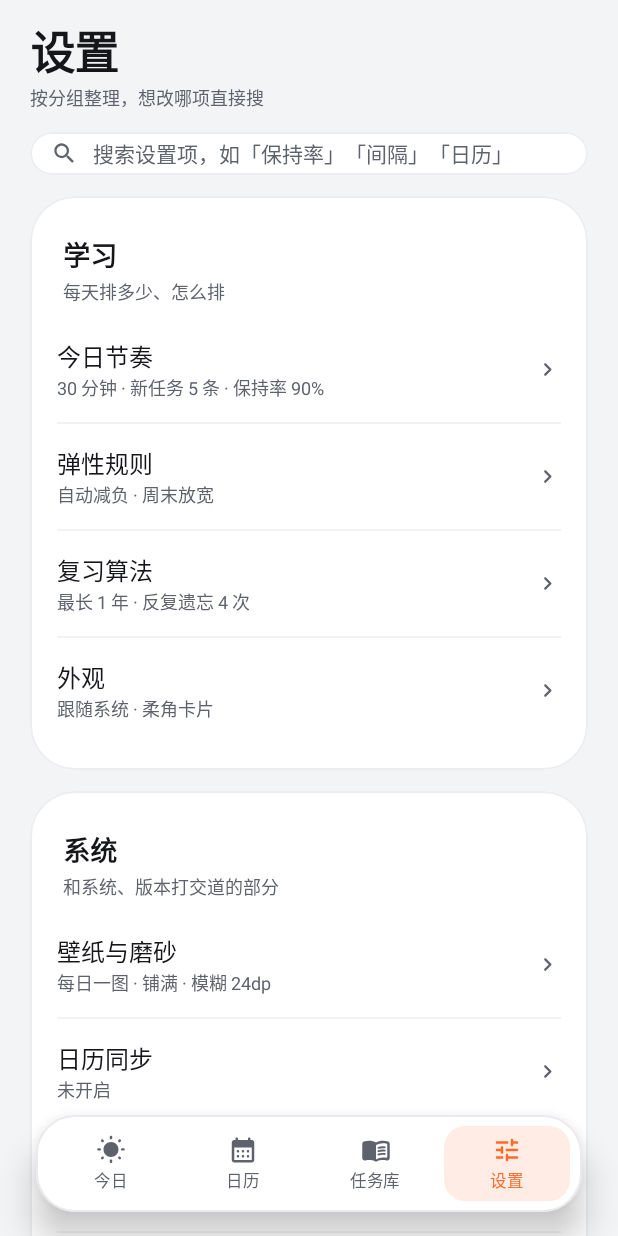
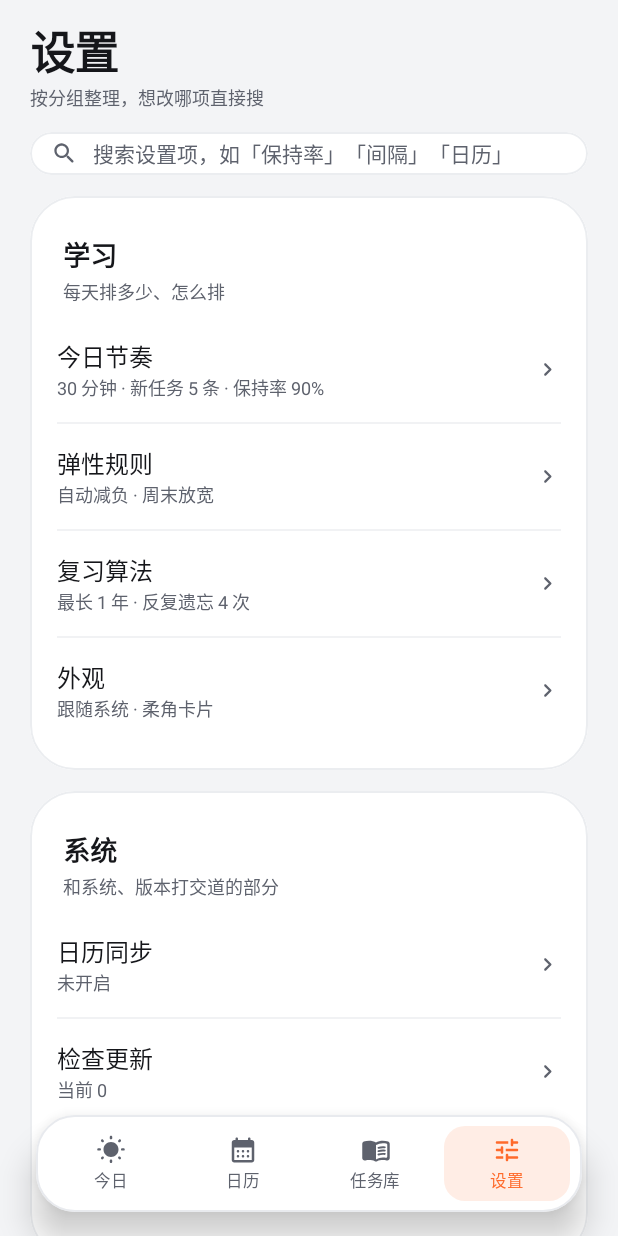
Before and after one commit to feitianwuhu/Meowmorize, an Android app built with Jetpack Compose: the screen it shows after launch (MainActivity), after a tap on "设置", on a phone screen of 412 x 824 dp. Run offline under Robolectric (Android 15) with nearby library versions, the phone set to English and light mode, and no system bars; our stand-ins replace Dagger/Hilt's generated code, Room's generated code; libraries missing offline, so code that uses them is left out: androidx.hilt.lifecycle; 10 statements that could not run were skipped; 3 other taps on this screen came first.

Commit message:
feat(settings): 壁纸设置并入「外观」，选中磨砂时才展开
- 删掉独立的「壁纸与磨砂」分组，主页少一级入口
- 外观页：界面风格 → 选中磨砂玻璃时，下方展开 壁纸 / 显示方式 / 可读性 / 磨砂色调
  （AnimatedVisibility 展开，换回其它风格自动收起）
- 「主题模式」只在柔角卡片下出现：终端固定深色、磨砂由「磨砂色调」决定
- 强调色对所有风格有效，保留为常驻卡片
- 搜索索引里壁纸相关项改指向「外观」
- 新增 DefaultSettingsTest：锁住「首次使用 = 柔角卡片」与磨砂默认值（76 个单测全绿）

```diff
--- a/feature/settings/src/main/java/com/meowmorize/feature/settings/SettingsScreen.kt
+++ b/feature/settings/src/main/java/com/meowmorize/feature/settings/SettingsScreen.kt
@@ -257,8 +257,6 @@ private fun SettingsHome(
             item {
                 MeowCard {
                     SectionHeader(title = "系统", subtitle = "和系统、版本打交道的部分")
-                    GroupRow(SettingsGroup.WALLPAPER, SettingsSummary.wallpaper(state.settings), onOpenGroup)
-                    MeowDivider()
                     GroupRow(SettingsGroup.CALENDAR, SettingsSummary.calendar(state.settings), onOpenGroup)
                     MeowDivider()
                     GroupRow(SettingsGroup.UPDATE, SettingsSummary.update(state), onOpenGroup)
@@ -391,12 +389,12 @@ private val ALL_HITS: List<SettingHit> = listOf(
     SettingHit("界面风格", SettingsGroup.APPEARANCE),
     SettingHit("主题模式", SettingsGroup.APPEARANCE),
 
-    SettingHit("每日壁纸", SettingsGroup.WALLPAPER),
-    SettingHit("壁纸显示方式", SettingsGroup.WALLPAPER),
-    SettingHit("壁纸模糊", SettingsGroup.WALLPAPER),
-    SettingHit("磨砂色调", SettingsGroup.WALLPAPER),
-    SettingHit("强调色", SettingsGroup.WALLPAPER),
-    SettingHit("下载壁纸", SettingsGroup.WALLPAPER),
+    SettingHit("每日壁纸", SettingsGroup.APPEARANCE),
+    SettingHit("壁纸显示方式", SettingsGroup.APPEARANCE),
+    SettingHit("壁纸模糊", SettingsGroup.APPEARANCE),
+    SettingHit("磨砂色调", SettingsGroup.APPEARANCE),
+    SettingHit("强调色", SettingsGroup.APPEARANCE),
+    SettingHit("下载壁纸", SettingsGroup.APPEARANCE),
 
     SettingHit("日历同步", SettingsGroup.CALENDAR),
     SettingHit("同步窗口", SettingsGroup.CALENDAR),
```
Also changed, not shown: feature/settings/src/main/java/com/meowmorize/feature/settings/SettingsPages.kt (+189 -171 lines), 2 other files.
